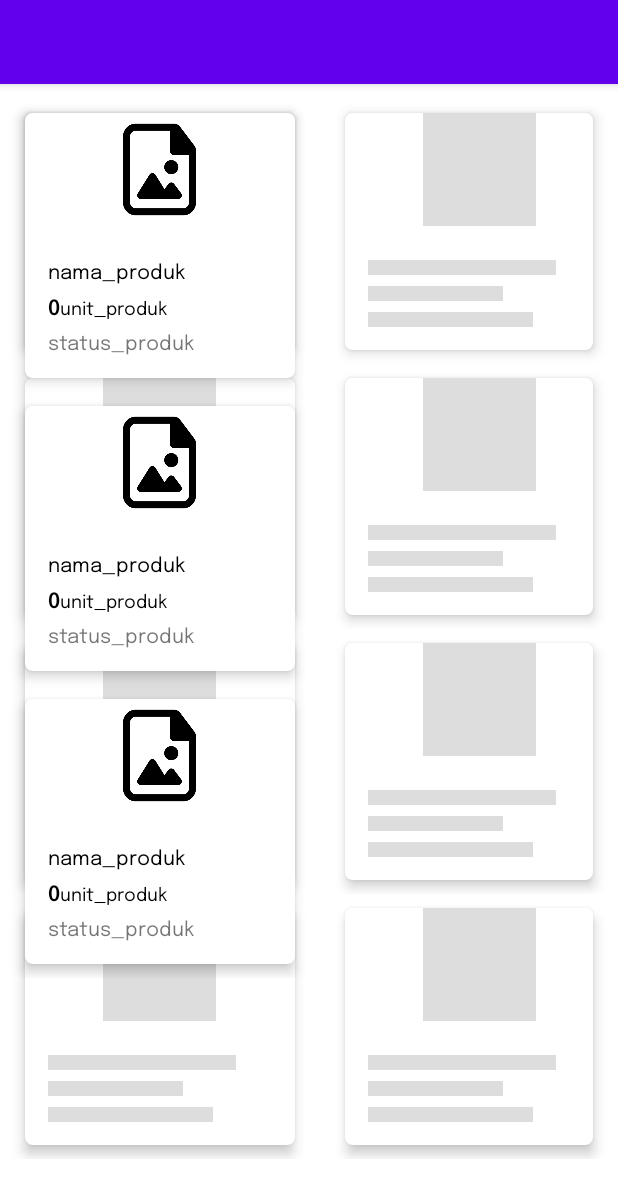
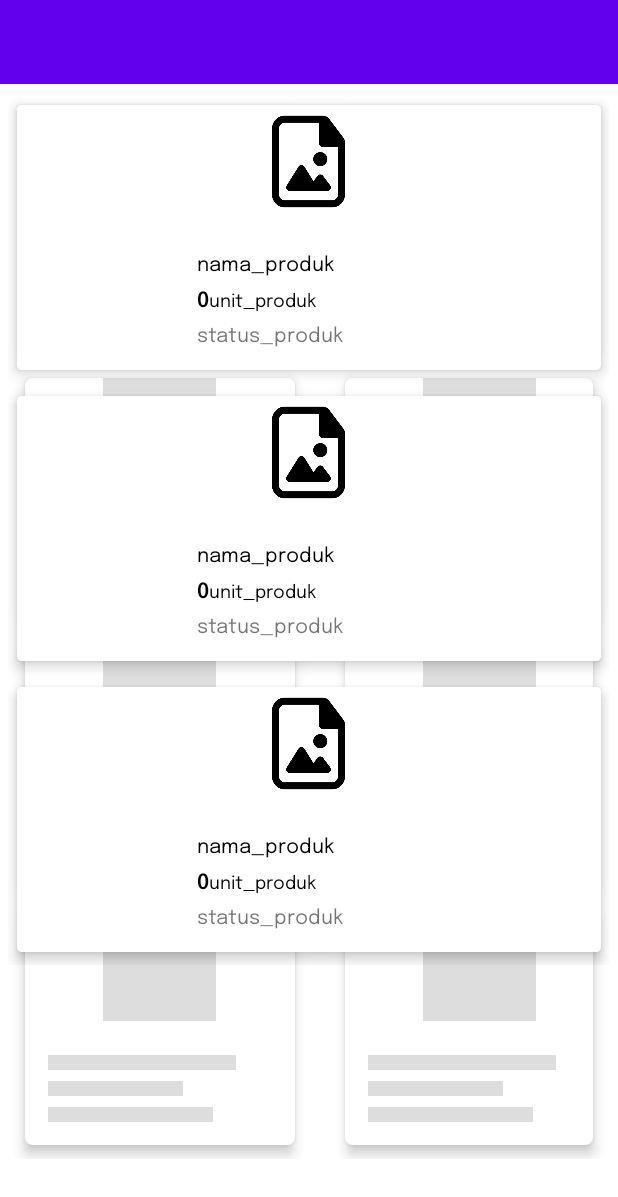
Before and after one commit to StanceFreak/MedsShoppingCart, an Android app: the layout activity_home.xml on its own in the app's theme, with its tools: preview values and no code run, on a phone screen of 412 x 824 dp. Shown: the top 1197 px of the screen. Run offline under Robolectric (Android 15) with nearby library versions, the phone set to English and light mode, and no system bars.

Commit message:
Adjustment on the recyclerview layout

```diff
--- a/app/src/main/res/layout/activity_home.xml
+++ b/app/src/main/res/layout/activity_home.xml
@@ -11,7 +11,7 @@
         android:id="@+id/home_appbar"
         android:layout_width="match_parent"
         android:layout_height="wrap_content"
-        android:elevation="0dp">
+        app:elevation="0dp">
 
         <androidx.appcompat.widget.Toolbar
             android:id="@+id/home_toolbar"
@@ -88,13 +88,13 @@
     <ScrollView
         android:layout_width="match_parent"
         android:layout_height="wrap_content"
+        android:padding="5dp"
         android:layout_below="@id/home_appbar">
 
         <androidx.recyclerview.widget.RecyclerView
             android:id="@+id/rv_home"
             android:layout_width="match_parent"
             android:layout_height="wrap_content"
-            android:paddingTop="10dp"
             app:layoutManager="androidx.recyclerview.widget.GridLayoutManager"
             tools:listitem="@layout/rv_home"/>
 
--- a/app/src/main/res/layout/rv_home.xml
+++ b/app/src/main/res/layout/rv_home.xml
@@ -4,12 +4,11 @@
     xmlns:android="http://schemas.android.com/apk/res/android"
     xmlns:app="http://schemas.android.com/apk/res-auto"
     android:orientation="vertical"
-    android:layout_width="wrap_content"
+    android:layout_width="match_parent"
     android:layout_height="wrap_content"
     app:cardUseCompatPadding="true"
-    android:layout_marginLeft="10dp"
-    android:layout_marginRight="10dp"
-    app:cardCornerRadius="5dp"
+    android:layout_gravity="center"
+    app:cardCornerRadius="3dp"
     app:cardElevation="5dp">
 
         <LinearLayout
```
